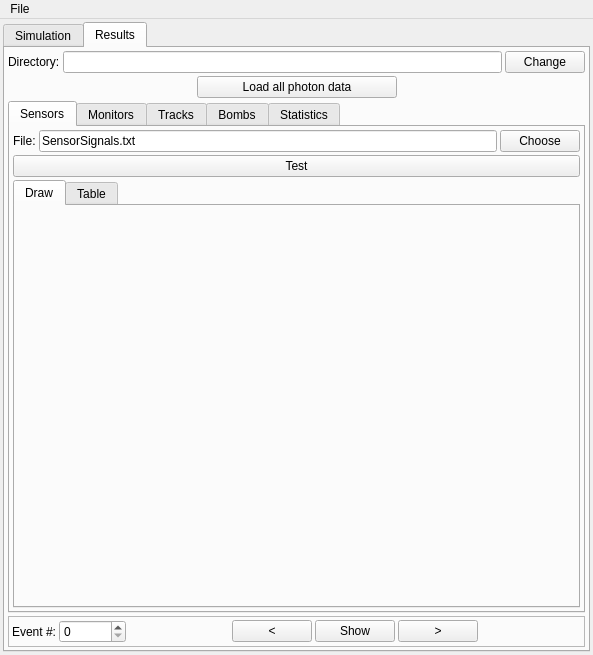
First picture: the form in ants3bundle/src/ants3/gui/photsim/a3photsimwin.ui, repository andrmor/ANTS3bundle, before the edit.
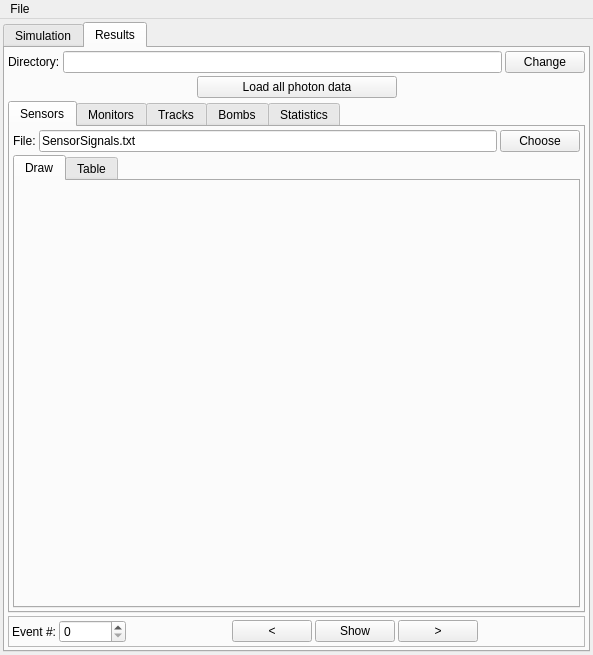
Second picture: the form after the edit.

Diff of the .ui file:
```diff
--- a/ants3bundle/src/ants3/gui/photsim/a3photsimwin.ui
+++ b/ants3bundle/src/ants3/gui/photsim/a3photsimwin.ui
@@ -3580,13 +3580,6 @@
               </item>
              </layout>
             </item>
-            <item>
-             <widget class="QPushButton" name="pbTest">
-              <property name="text">
-               <string>Test</string>
-              </property>
-             </widget>
-            </item>
             <item>
              <widget class="QTabWidget" name="twSensors">
               <property name="currentIndex">
```
Left out of the diff: 2 changed lines with no effect on the pictures.
